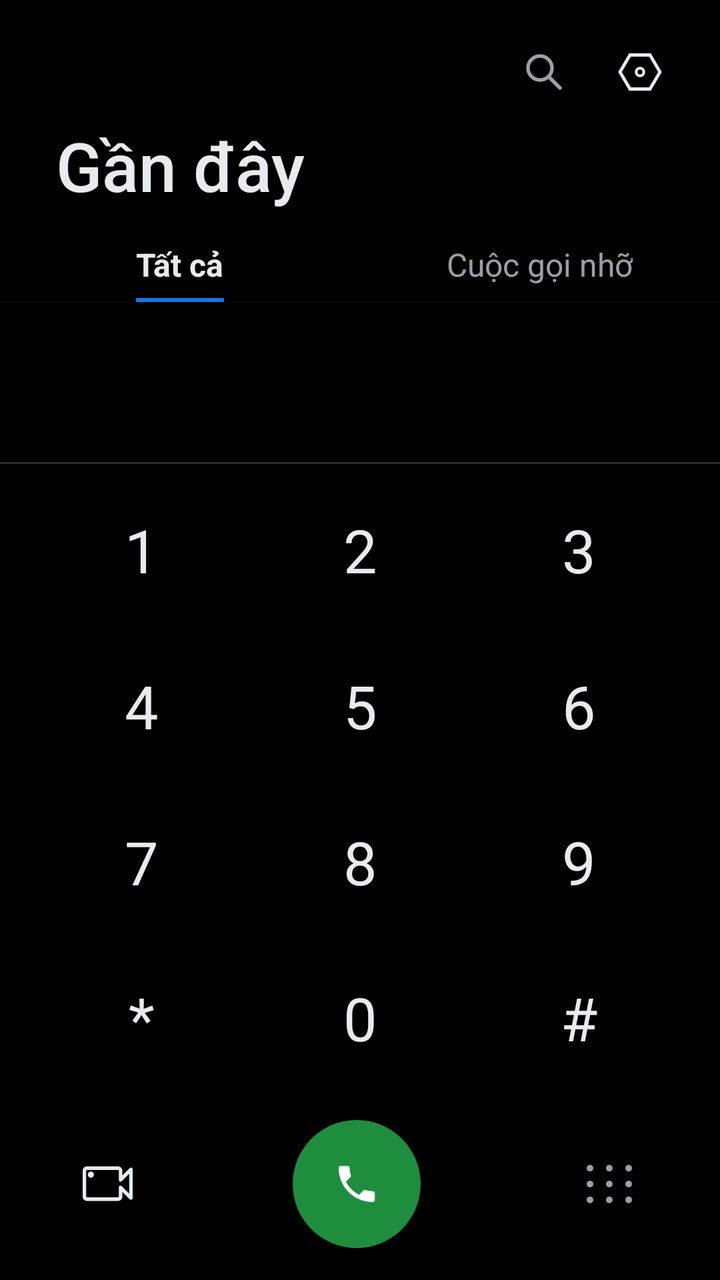
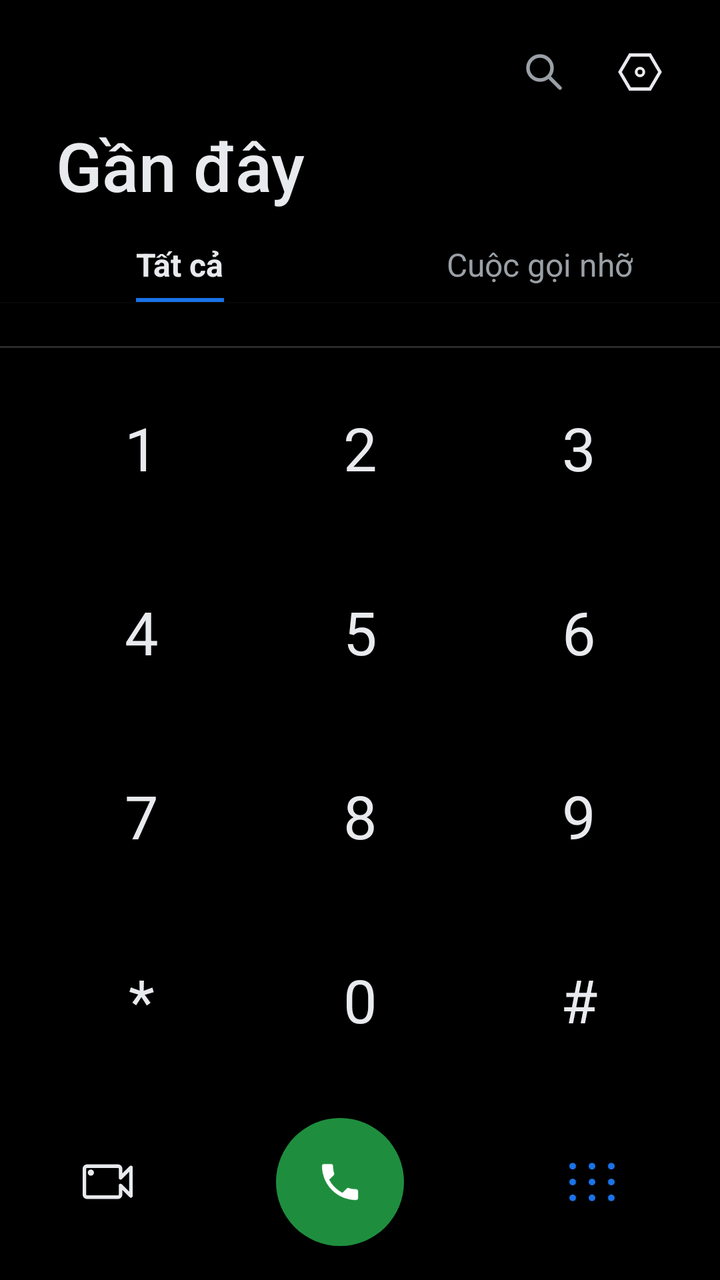

Screens rendered from an Android XML layout before and after an edit, with the pre-edit source and the edit as a unified diff.
<!-- AndroidManifest.xml: application theme Theme.SimpleCall -->
<!-- res/layout/fragment_dialer.xml -->
<?xml version="1.0" encoding="utf-8"?>
<LinearLayout xmlns:android="http://schemas.android.com/apk/res/android"
    xmlns:app="http://schemas.android.com/apk/res-auto"
    xmlns:tools="http://schemas.android.com/tools"
    android:layout_width="match_parent"
    android:layout_height="match_parent"
    android:orientation="vertical"
    android:background="@color/bg">

    
    <LinearLayout
        android:id="@+id/llDialerHeader"
        android:layout_width="match_parent" android:layout_height="wrap_content"
        android:orientation="vertical">

        <FrameLayout
            android:layout_width="match_parent" android:layout_height="wrap_content"
            android:paddingTop="16dp" android:paddingEnd="20dp">
            <LinearLayout
                android:layout_width="wrap_content" android:layout_height="wrap_content"
                android:layout_gravity="end"
                android:orientation="horizontal">
                <ImageButton
                    android:id="@+id/btnDialerSearch"
                    android:layout_width="40dp" android:layout_height="40dp"
                    android:background="@android:color/transparent"
                    android:src="@drawable/ic_search"
                    android:contentDescription="@string/search" />
                <ImageButton
                    android:id="@+id/btnDialerSettings"
                    android:layout_width="40dp" android:layout_height="40dp"
                    android:layout_marginStart="8dp"
                    android:background="@android:color/transparent"
                    android:src="@drawable/ic_hexagon_settings"
                    android:contentDescription="@string/settings" />
            </LinearLayout>
        </FrameLayout>

        <TextView
            android:layout_width="wrap_content" android:layout_height="wrap_content"
            android:layout_marginStart="28dp" android:layout_marginTop="4dp"
            android:text="@string/recents_title"
            android:textSize="34sp"
            android:textColor="@color/text_primary"
            android:fontFamily="sans-serif-medium" />

        <LinearLayout
            android:layout_width="match_parent" android:layout_height="wrap_content"
            android:orientation="horizontal"
            android:paddingTop="16dp">

            <FrameLayout
                android:layout_width="0dp" android:layout_height="wrap_content"
                android:layout_weight="1">
                <LinearLayout
                    android:id="@+id/tabAll"
                    android:layout_width="wrap_content" android:layout_height="wrap_content"
                    android:layout_gravity="center"
                    android:orientation="vertical"
                    android:gravity="center_horizontal"
                    android:clickable="true" android:focusable="true">
                    <TextView
                        android:id="@+id/tvTabAll"
                        android:layout_width="wrap_content" android:layout_height="wrap_content"
                        android:text="@string/tab_all"
                        android:textSize="16sp" android:textStyle="bold"
                        android:textColor="@color/text_primary"
                        android:fontFamily="sans-serif" />
                    <View
                        android:id="@+id/tabAllUnderline"
                        android:layout_width="match_parent" android:layout_height="2dp"
                        android:layout_marginTop="6dp"
                        android:background="@color/accent_blue" />
                </LinearLayout>
            </FrameLayout>

            <FrameLayout
                android:layout_width="0dp" android:layout_height="wrap_content"
                android:layout_weight="1">
                <LinearLayout
                    android:id="@+id/tabMissed"
                    android:layout_width="wrap_content" android:layout_height="wrap_content"
                    android:layout_gravity="center"
                    android:orientation="vertical"
                    android:gravity="center_horizontal"
                    android:clickable="true" android:focusable="true">
                    <TextView
                        android:id="@+id/tvTabMissed"
                        android:layout_width="wrap_content" android:layout_height="wrap_content"
                        android:text="@string/tab_missed"
                        android:textSize="16sp"
                        android:textColor="@color/text_secondary"
                        android:fontFamily="sans-serif" />
                    <View
                        android:id="@+id/tabMissedUnderline"
                        android:layout_width="match_parent" android:layout_height="2dp"
                        android:layout_marginTop="6dp"
                        android:background="@android:color/transparent" />
                </LinearLayout>
            </FrameLayout>
        </LinearLayout>

        <View
            android:layout_width="match_parent" android:layout_height="0.5dp"
            android:background="#332B2B2B" />
    </LinearLayout>

    
    <FrameLayout
        android:layout_width="match_parent"
        android:layout_height="0dp"
        android:layout_weight="1">

    
    <androidx.recyclerview.widget.RecyclerView
        android:id="@+id/rvRecents"
        android:layout_width="match_parent"
        android:layout_height="match_parent"
        android:clipToPadding="false"
        android:paddingBottom="280dp" />

    
    <LinearLayout
        android:id="@+id/llSuggestionsWrap"
        android:layout_width="match_parent"
        android:layout_height="match_parent"
        android:orientation="vertical"
        android:paddingBottom="280dp"
        android:visibility="gone">

        <TextView
            android:id="@+id/tvSuggestionsHeader"
            android:layout_width="match_parent"
            android:layout_height="wrap_content"
            android:text="@string/all_contacts"
            android:textSize="14sp"
            android:textColor="@color/text_secondary"
            android:fontFamily="sans-serif"
            android:paddingStart="20dp"
            android:paddingEnd="20dp"
            android:paddingTop="14dp"
            android:paddingBottom="8dp" />

        <androidx.recyclerview.widget.RecyclerView
            android:id="@+id/rvSuggestions"
            android:layout_width="match_parent"
            android:layout_height="0dp"
            android:layout_weight="1"
            android:clipToPadding="false" />
    </LinearLayout>

    
    <LinearLayout
        android:id="@+id/llNoMatchActions"
        android:layout_width="match_parent"
        android:layout_height="wrap_content"
        android:orientation="vertical"
        android:paddingTop="8dp"
        android:visibility="gone">

        <LinearLayout
            android:id="@+id/rowCreateContact"
            android:layout_width="match_parent" android:layout_height="wrap_content"
            android:orientation="horizontal" android:gravity="center_vertical"
            android:background="@drawable/bg_settings_row"
            android:clickable="true" android:focusable="true"
            android:paddingStart="20dp" android:paddingEnd="20dp"
            android:paddingTop="14dp" android:paddingBottom="14dp">
            <ImageView android:layout_width="24dp" android:layout_height="24dp"
                android:src="@drawable/ic_add" app:tint="@color/white" tools:ignore="MissingClass"/>
            <TextView android:layout_width="0dp" android:layout_height="wrap_content"
                android:layout_weight="1" android:layout_marginStart="18dp"
                android:text="@string/create_new_contact"
                android:textSize="16sp" android:textColor="@color/text_primary" android:fontFamily="sans-serif"/>
        </LinearLayout>

        <LinearLayout
            android:id="@+id/rowAddToExisting"
            android:layout_width="match_parent" android:layout_height="wrap_content"
            android:orientation="horizontal" android:gravity="center_vertical"
            android:background="@drawable/bg_settings_row"
            android:clickable="true" android:focusable="true"
            android:paddingStart="20dp" android:paddingEnd="20dp"
            android:paddingTop="14dp" android:paddingBottom="14dp">
            <ImageView android:layout_width="24dp" android:layout_height="24dp"
                android:src="@drawable/ic_person" app:tint="@color/white" tools:ignore="MissingClass"/>
            <TextView android:layout_width="0dp" android:layout_height="wrap_content"
                android:layout_weight="1" android:layout_marginStart="24dp"
                android:text="@string/add_to_existing_contact"
                android:textSize="16sp" android:textColor="@color/text_primary" android:fontFamily="sans-serif"/>
        </LinearLayout>

        <LinearLayout
            android:id="@+id/rowSendSms"
            android:layout_width="match_parent" android:layout_height="wrap_content"
            android:orientation="horizontal" android:gravity="center_vertical"
            android:background="@drawable/bg_settings_row"
            android:clickable="true" android:focusable="true"
            android:paddingStart="20dp" android:paddingEnd="20dp"
            android:paddingTop="14dp" android:paddingBottom="14dp">
            <ImageView android:layout_width="24dp" android:layout_height="24dp"
                android:src="@android:drawable/ic_dialog_email" app:tint="@color/white" tools:ignore="MissingClass"/>
            <TextView android:layout_width="0dp" android:layout_height="wrap_content"
                android:layout_weight="1" android:layout_marginStart="24dp"
                android:text="@string/send_sms"
                android:textSize="16sp" android:textColor="@color/text_primary" android:fontFamily="sans-serif"/>
        </LinearLayout>

        <LinearLayout
            android:id="@+id/rowVideoMeet"
            android:layout_width="match_parent" android:layout_height="wrap_content"
            android:orientation="horizontal" android:gravity="center_vertical"
            android:background="@drawable/bg_settings_row"
            android:clickable="true" android:focusable="true"
            android:paddingStart="20dp" android:paddingEnd="20dp"
            android:paddingTop="14dp" android:paddingBottom="14dp">
            <ImageView android:layout_width="24dp" android:layout_height="24dp"
                android:src="@drawable/ic_video_call" app:tint="@color/white" tools:ignore="MissingClass"/>
            <TextView android:layout_width="0dp" android:layout_height="wrap_content"
                android:layout_weight="1" android:layout_marginStart="24dp"
                android:text="@string/video_call_meet"
                android:textSize="16sp" android:textColor="@color/text_primary" android:fontFamily="sans-serif"/>
        </LinearLayout>
    </LinearLayout>

    
    <LinearLayout
        android:id="@+id/panelKeypad"
        android:layout_width="match_parent"
        android:layout_height="wrap_content"
        android:layout_gravity="bottom"
        android:orientation="vertical"
        android:background="@color/bg"
        android:elevation="8dp">

        
        <View
            android:layout_width="match_parent"
            android:layout_height="1dp"
            android:background="@color/divider" />

        
        <FrameLayout
            android:id="@+id/frameNumber"
            android:layout_width="match_parent"
            android:layout_height="wrap_content"
            android:paddingTop="10dp"
            android:paddingStart="20dp"
            android:paddingEnd="20dp"
            android:visibility="gone">

            <ImageButton
                android:id="@+id/btnDialMenu"
                android:layout_width="40dp"
                android:layout_height="40dp"
                android:layout_gravity="center_vertical|start"
                android:background="@android:color/transparent"
                android:src="@drawable/ic_more_vert"
                android:contentDescription="@string/dialpad_options"
                android:visibility="invisible" />

            <EditText
                android:id="@+id/etNumber"
                android:layout_width="match_parent"
                android:layout_height="wrap_content"
                android:layout_gravity="center_vertical"
                android:paddingStart="48dp"
                android:paddingEnd="62dp"
                android:background="@null"
                android:inputType="none"
                android:gravity="center"
                android:textSize="32sp"
                android:textColor="@color/text_primary"
                android:fontFamily="sans-serif-light"
                android:cursorVisible="true"
                android:maxLines="1" />

            <ImageButton
                android:id="@+id/btnBackspace"
                android:layout_width="62dp"
                android:layout_height="40dp"
                android:layout_gravity="center_vertical|end"
                android:background="@android:color/transparent"
                android:src="@drawable/ic_backspace"
                android:contentDescription="@string/cancel"
                android:visibility="invisible" />
        </FrameLayout>

        
        <GridLayout
            android:id="@+id/keypad"
            android:layout_width="match_parent"
            android:layout_height="wrap_content"
            android:layout_marginTop="4dp"
            android:paddingStart="16dp"
            android:paddingEnd="16dp"
            android:columnCount="3"
            android:rowCount="4"
            android:useDefaultMargins="false">

            <Button android:tag="1" style="@style/KeyBtn" android:text="1" android:layout_columnWeight="1" />
            <Button android:tag="2" style="@style/KeyBtn" android:text="2" android:layout_columnWeight="1" />
            <Button android:tag="3" style="@style/KeyBtn" android:text="3" android:layout_columnWeight="1" />
            <Button android:tag="4" style="@style/KeyBtn" android:text="4" android:layout_columnWeight="1" />
            <Button android:tag="5" style="@style/KeyBtn" android:text="5" android:layout_columnWeight="1" />
            <Button android:tag="6" style="@style/KeyBtn" android:text="6" android:layout_columnWeight="1" />
            <Button android:tag="7" style="@style/KeyBtn" android:text="7" android:layout_columnWeight="1" />
            <Button android:tag="8" style="@style/KeyBtn" android:text="8" android:layout_columnWeight="1" />
            <Button android:tag="9" style="@style/KeyBtn" android:text="9" android:layout_columnWeight="1" />
            <Button android:tag="*" style="@style/KeyBtn" android:text="*" android:layout_columnWeight="1" />
            <Button android:tag="0" style="@style/KeyBtn" android:text="0" android:layout_columnWeight="1" />
            <Button android:tag="#" style="@style/KeyBtn" android:text="#" android:layout_columnWeight="1" />
        </GridLayout>

        
        <LinearLayout
            android:id="@+id/rowDialControls"
            android:layout_width="match_parent"
            android:layout_height="wrap_content"
            android:orientation="horizontal"
            android:gravity="center_vertical"
            android:paddingTop="12dp"
            android:paddingBottom="16dp"
            android:paddingStart="28dp"
            android:paddingEnd="28dp">

            <FrameLayout
                android:id="@+id/btnVideoCall"
                android:layout_width="52dp" android:layout_height="52dp"
                android:background="@android:color/transparent"
                android:clickable="true" android:focusable="true"
                android:contentDescription="@string/video_call">
                <ImageView android:layout_width="31dp" android:layout_height="31dp"
                    android:layout_gravity="center"
                    android:src="@drawable/ic_video_call_outline"
                    tools:ignore="MissingClass"/>
            </FrameLayout>

            <Space android:layout_width="0dp" android:layout_height="1dp" android:layout_weight="1"/>

            <ImageButton
                android:id="@+id/btnCall"
                android:layout_width="64dp" android:layout_height="64dp"
                android:layout_gravity="center"
                android:background="@drawable/bg_call_circle"
                android:src="@drawable/ic_call"
                android:contentDescription="@string/call"
                android:visibility="visible" />

            <LinearLayout
                android:id="@+id/llCallDual"
                android:layout_width="wrap_content" android:layout_height="50dp"
                android:layout_gravity="center"
                android:orientation="horizontal"
                android:visibility="gone">

                <FrameLayout
                    android:id="@+id/btnCallSim1"
                    android:layout_width="95dp" android:layout_height="match_parent"
                    android:background="@drawable/bg_call_pill_left"
                    android:clickable="true" android:focusable="true">
                    
                    <View
                        android:layout_width="14dp" android:layout_height="match_parent"
                        android:layout_gravity="end"
                        android:background="@color/btn_call_pill_right" />
                    <ImageView android:layout_width="22dp" android:layout_height="22dp"
                        android:layout_gravity="center" android:src="@drawable/ic_call" tools:ignore="MissingClass"/>
                    <TextView android:layout_width="wrap_content" android:layout_height="wrap_content"
                        android:layout_gravity="center" android:translationX="9dp" android:translationY="-4dp"
                        android:text="1" android:textSize="12sp" android:textStyle="bold"
                        android:textColor="@color/white" android:fontFamily="sans-serif-medium"/>
                </FrameLayout>

                <FrameLayout
                    android:id="@+id/btnCallSim2"
                    android:layout_width="95dp" android:layout_height="match_parent"
                    android:background="@drawable/bg_call_pill_right"
                    android:clickable="true" android:focusable="true">
                    <ImageView android:layout_width="22dp" android:layout_height="22dp"
                        android:layout_gravity="center" android:src="@drawable/ic_call" tools:ignore="MissingClass"/>
                    <TextView android:layout_width="wrap_content" android:layout_height="wrap_content"
                        android:layout_gravity="center" android:translationX="9dp" android:translationY="-4dp"
                        android:text="2" android:textSize="12sp" android:textStyle="bold"
                        android:textColor="@color/white" android:fontFamily="sans-serif-medium"/>
                </FrameLayout>
            </LinearLayout>

            <Space android:layout_width="0dp" android:layout_height="1dp" android:layout_weight="1"/>

            <ImageButton
                android:id="@+id/btnKeypadToggle"
                android:layout_width="55dp" android:layout_height="55dp"
                android:background="@android:color/transparent"
                android:src="@drawable/ic_dialpad"
                android:tint="@color/text_secondary"
                android:contentDescription="@string/open_dialpad" />

        </LinearLayout>
    </LinearLayout>

    </FrameLayout>
</LinearLayout>
<!-- resources referenced by this layout -->
<resources>
  <color name="accent_blue">#1A73E8</color>
  <color name="bg">#000000</color>
  <color name="btn_call_pill_right">#1AA155</color>
  <color name="divider">#2A2A2A</color>
  <color name="text_primary">#E8EAED</color>
  <color name="text_secondary">#9AA0A6</color>
  <color name="white">#FFFFFF</color>
  <!-- drawable bg_call_circle (drawable) -->
  <?xml version="1.0" encoding="utf-8"?>
  <ripple xmlns:android="http://schemas.android.com/apk/res/android"
      android:color="#331E8E3E">
      <item>
          <shape android:shape="oval">
              <solid android:color="@color/btn_call" />
          </shape>
      </item>
  </ripple>
  <!-- drawable bg_settings_row (drawable) -->
  <?xml version="1.0" encoding="utf-8"?>
  <ripple xmlns:android="http://schemas.android.com/apk/res/android"
      android:color="@color/key_ripple">
      <item>
          <shape android:shape="rectangle">
              <solid android:color="@color/bg_row" />
          </shape>
      </item>
  </ripple>
  <!-- drawable ic_video_call (drawable) -->
  <?xml version="1.0" encoding="utf-8"?>
  <vector xmlns:android="http://schemas.android.com/apk/res/android"
      android:width="24dp" android:height="24dp"
      android:viewportWidth="24" android:viewportHeight="24">
      <path android:fillColor="#FFFFFF"
          android:pathData="M17,10.5V7c0-0.55-0.45-1-1-1H4C3.45,6 3,6.45 3,7v10c0,0.55 0.45,1 1,1h12c0.55,0 1-0.45 1-1v-3.5l4,4v-11L17,10.5z"/>
  </vector>
  <string name="add_to_existing_contact">Thêm vào liên hệ hiện có</string>
  <string name="all_contacts">Tất cả liên hệ</string>
  <string name="call">Gọi</string>
  <string name="cancel">Hủy</string>
  <string name="create_new_contact">Tạo liên hệ mới</string>
  <string name="dialpad_options">Tùy chọn quay số</string>
  <string name="open_dialpad">Bàn phím</string>
  <string name="recents_title">Gần đây</string>
  <string name="search">Tìm kiếm</string>
  <string name="send_sms">Gửi tin nhắn SMS</string>
  <string name="settings">Cài đặt</string>
  <string name="tab_all">Tất cả</string>
  <string name="tab_missed">Cuộc gọi nhỡ</string>
  <string name="video_call">Gọi video</string>
  <string name="video_call_meet">Cuộc gọi video Meet</string>
  <style name="KeyBtn">
          <item name="android:layout_width">0dp</item>
          <item name="android:layout_height">68dp</item>
          <item name="android:layout_margin">5dp</item>
          <item name="android:layout_gravity">fill_horizontal</item>
          <item name="android:textColor">@color/text_primary</item>
          <item name="android:fontFamily">sans-serif</item>
          <item name="android:gravity">center</item>
          <item name="android:background">@drawable/bg_key</item>
          <item name="android:stateListAnimator">@null</item>
          <item name="android:elevation">0dp</item>
          <item name="android:minWidth">0dp</item>
          <item name="android:minHeight">0dp</item>
          <item name="android:paddingStart">0dp</item>
          <item name="android:paddingEnd">0dp</item>
          <item name="android:paddingTop">0dp</item>
          <item name="android:paddingBottom">0dp</item>
          <item name="android:textSize">30sp</item>
          <item name="android:lines">1</item>
      </style>
  <color name="btn_call">#1E8E3E</color>
  <color name="btn_call_sim1">#2FBF60</color>
  <color name="key_ripple">#22FFFFFF</color>
  <color name="bg_row">#000000</color>
  <!-- drawable bg_key (drawable) -->
  <?xml version="1.0" encoding="utf-8"?>
  <ripple xmlns:android="http://schemas.android.com/apk/res/android"
      android:color="@color/key_ripple">
      <item>
          <shape android:shape="oval">
              <solid android:color="@android:color/transparent" />
          </shape>
      </item>
  </ripple>
  <color name="primary">#1E8E3E</color>
  <color name="primary_dark">#137333</color>
  <!-- unchanged entries left out for length: 12 -->
</resources>

<!-- the commit's change to res/layout/fragment_dialer.xml (unified diff, before → after) -->
@@ -390,10 +390,10 @@
 
             <ImageButton
                 android:id="@+id/btnKeypadToggle"
-                android:layout_width="55dp" android:layout_height="55dp"
+                android:layout_width="72dp" android:layout_height="66dp"
                 android:background="@android:color/transparent"
                 android:src="@drawable/ic_dialpad"
-                android:tint="@color/text_secondary"
+                android:tint="@color/accent_blue"
                 android:contentDescription="@string/open_dialpad" />
 
         </LinearLayout>
<!-- resource entries referenced after the edit -->
@@ -53,7 +53,10 @@
   <style name="KeyBtn">
           <item name="android:layout_width">0dp</item>
           <item name="android:layout_height">68dp</item>
-          <item name="android:layout_margin">5dp</item>
+          <item name="android:layout_marginStart">5dp</item>
+          <item name="android:layout_marginEnd">5dp</item>
+          <item name="android:layout_marginTop">12dp</item>
+          <item name="android:layout_marginBottom">12dp</item>
           <item name="android:layout_gravity">fill_horizontal</item>
           <item name="android:textColor">@color/text_primary</item>
           <item name="android:fontFamily">sans-serif</item>
@@ -71,7 +74,7 @@
           <item name="android:lines">1</item>
       </style>
   <color name="btn_call">#1E8E3E</color>
-  <color name="btn_call_sim1">#2FBF60</color>
+  <color name="btn_call_sim1">#27C76F</color>
   <color name="key_ripple">#22FFFFFF</color>
   <color name="bg_row">#000000</color>
   <!-- drawable bg_key (drawable) -->
